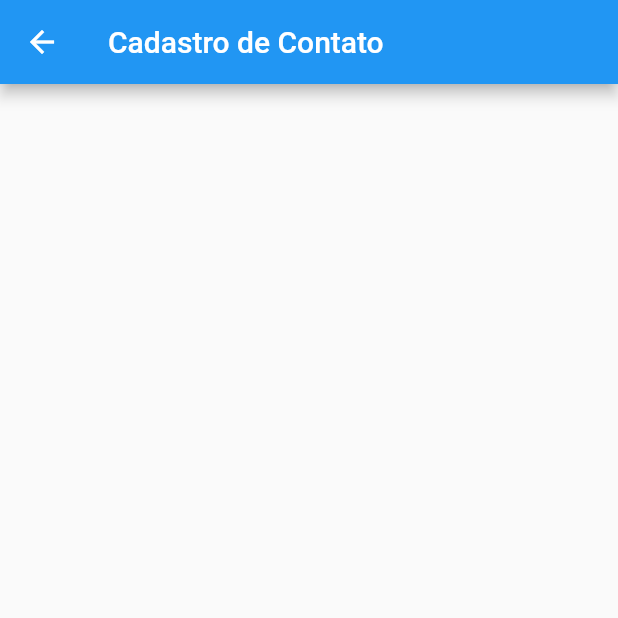
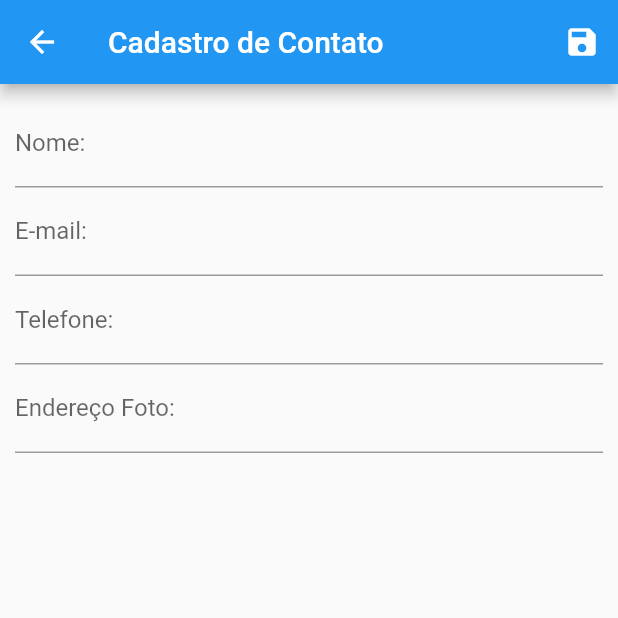
Before and after one commit to vanusamelo98/projeto_flutter, a Flutter app: the ContactForm screen opened by its route, on a phone screen of 412 x 824 dp, the top half of it. Run offline on Flutter 3.47's test engine with Material 2 defaults, Android fonts, the phone set to English and light mode, and no system bars; our stand-ins replace flutter_mobx, get_it, mask_text_input_formatter, mobx, sqflite; accounts and stored records are empty; generated files the repository leaves out were written again.

```diff
--- a/lib/app/view/contact_form.dart
+++ b/lib/app/view/contact_form.dart
@@ -1,10 +1,93 @@
 import 'package:flutter/material.dart';
+import 'package:mask_text_input_formatter/mask_text_input_formatter.dart';
+import 'package:projeto_flutter/app/view/contact_form_back.dart';
 
 class ContactForm extends StatelessWidget {
+  final _form = GlobalKey<FormState>();
+
+  Widget fieldName(ContactFormBack back){
+    return TextFormField(
+      validator: back.validateName,
+      onSaved: (newValue) => back.contact.nome = newValue,
+      initialValue: back.contact.nome,
+      decoration: InputDecoration(
+        labelText: 'Nome:'
+      )
+    );
+  }
+
+  Widget fieldEmail(ContactFormBack back){
+    return TextFormField(
+      validator: back.validateEmail,
+      onSaved: (newValue) => back.contact.email = newValue,
+      initialValue: back.contact.email,
+      decoration: InputDecoration(
+        labelText: 'E-mail:'
+      )
+    );
+  }
+
+  Widget fieldPhone(ContactFormBack back){
+    var mask = MaskTextInputFormatter(mask: '(##) # ####-####');
+    return TextFormField(
+      validator: back.validatePhone,
+      onSaved: (newValue) => back.contact.telefone = newValue,
+      initialValue: back.contact.telefone,
+      inputFormatters: [mask],
+      keyboardType: TextInputType.number,
+      decoration: InputDecoration(
+        labelText: 'Telefone:',
+        hintText: '(99) 9 9999-9999'
+      )
+    );
+  }
+
+  Widget fieldURLImage(ContactFormBack back){
+    return TextFormField(
+      onSaved: (newValue) => back.contact.urlAvatar = newValue,
+      initialValue: back.contact.urlAvatar,
+      decoration: InputDecoration(
+        labelText: 'Endereço Foto:',
+        hintText: 'http://www.site.com'
+      )
+    );
+  }
+
+
   @override
   Widget build(BuildContext context) {
+    var _back = ContactFormBack(context);
     return Scaffold(
-      appBar: AppBar(title: Text('Cadastro de Contato'),),
+      appBar:AppBar(
+        title: Text('Cadastro de Contato'),
+        actions: [
+          IconButton(icon: Icon(Icons.save),
+          onPressed: (){
+            _form.currentState.validate();
+             _form.currentState.save();
+            if(_back.isValid){
+              _back.save();
+              Navigator.of(context).pop();
+            }
+          })
+        ],
+      ),
+      body: Padding(
+        padding: EdgeInsets.all(10),
+        child: Form(
+          key: _form,
+          child: Column(
+            children: [
+              fieldName(_back),
+              fieldEmail(_back),
+              fieldPhone(_back),
+              fieldURLImage(_back)
+
+            ],
+          ),
+        ),
+      ),
+
     );
   }
 }
--- a/pubspec.yaml
+++ b/pubspec.yaml
@@ -28,6 +28,7 @@ dependencies:
   path:
   mobx: 1.2.1+4
   flutter_mobx: 1.1.0+2
+  mask_text_input_formatter: ^1.2.1
 
 
   # The following adds the Cupertino Icons font to your application.
@@ -38,7 +39,7 @@ dev_dependencies:
   flutter_test:
     sdk: flutter
   build_runner: 1.11.1
-  mobx_codegen: 1.1.2
+  mobx_codegen:
 
 # For information on the generic Dart part of this file, see the
 # following page: https://dart.dev/tools/pub/pubspec
```
Also changed, not shown: lib/app/view/contact_form_back.dart (added, +69 -0 lines), lib/app/view/contact_list.dart (+5 -8 lines), lib/app/view/contact_form_back.g.dart (added), pubspec.lock.
